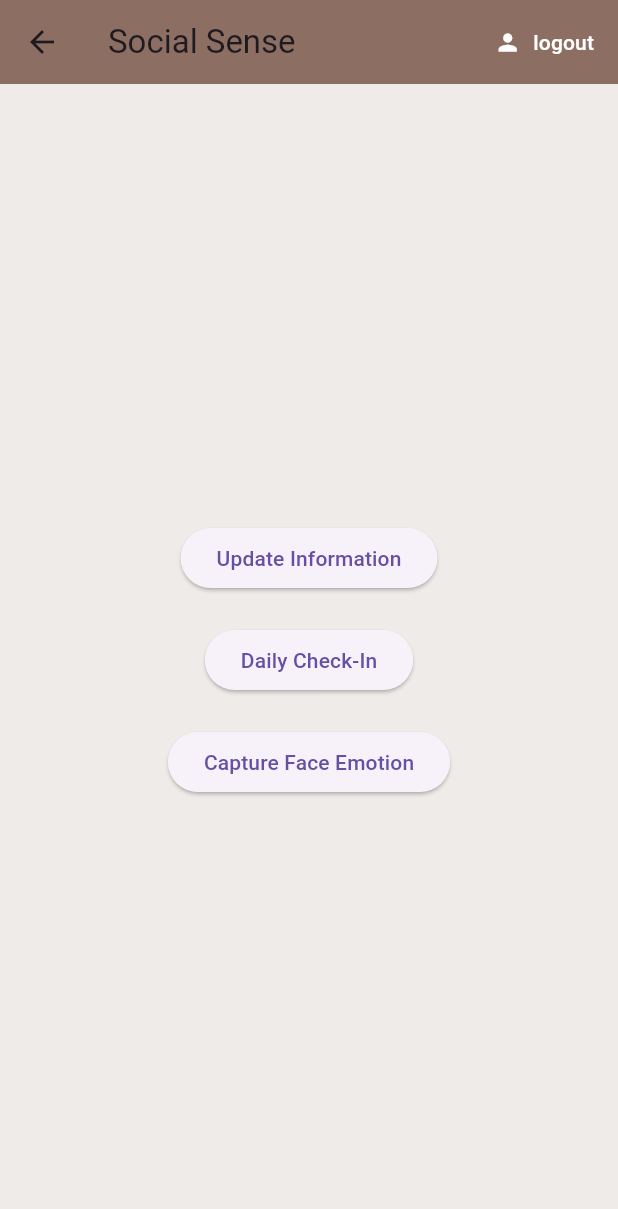
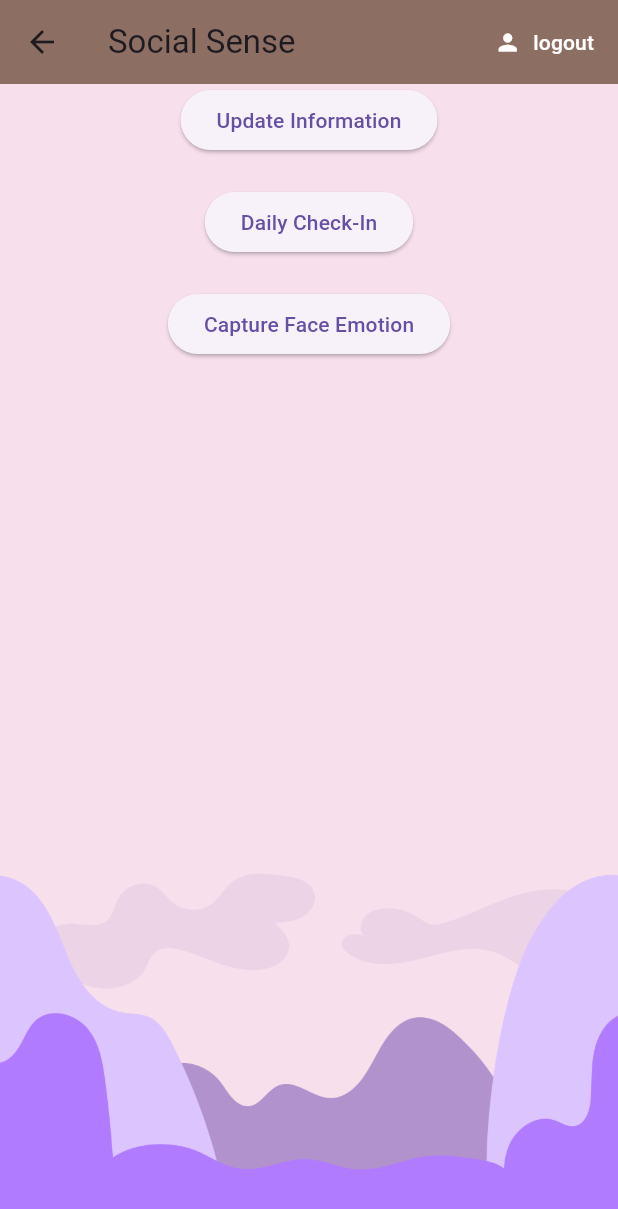
Before and after one commit to rdiorio/SeniorDesignProject, a Flutter app: the Home screen opened directly with empty values, on a phone screen of 412 x 824 dp. Shown: the top 1209 px of the screen. Run offline on Flutter 3.47's test engine with Material 3 defaults, Android fonts, the light colour scheme and no system bars; our stand-ins replace camera, cloud_firestore, firebase_auth, firebase_core, flutter_spinkit; accounts and stored records are empty.

Commit message:
home screen added, also test if making this new branch worked, and added assets folder

```diff
--- a/social_sense/lib/screens/home/home.dart
+++ b/social_sense/lib/screens/home/home.dart
@@ -80,8 +80,21 @@ class Home extends StatelessWidget {
   @override
   Widget build(BuildContext context) {
     return Scaffold(
-      backgroundColor: Colors.brown[50],
-      appBar: AppBar(
+      body: Stack(
+        children: [
+          // Background image
+          Container(
+            decoration: BoxDecoration(
+              image: DecorationImage(
+                image: AssetImage('assets/Brando_Aminals-05.png'), // Path to your image
+                fit: BoxFit.cover,
+              ),
+            ),
+          ),
+          // Foreground content
+          Column(
+            children: [
+              AppBar(
                 title: Text('Social Sense'),
                 backgroundColor: Colors.brown[400],
                 elevation: 0.0,
@@ -98,7 +111,7 @@ class Home extends StatelessWidget {
                   ),
                 ],
               ),
-      body: Center(
+              Center(
                 child: Column(
                   mainAxisAlignment: MainAxisAlignment.center,
                   children: [
@@ -141,6 +154,10 @@ class Home extends StatelessWidget {
                   ],
                 ),
               ),
+            ],
+          ),
+        ],
+      ),
     );
   }
 }
--- a/social_sense/pubspec.yaml
+++ b/social_sense/pubspec.yaml
@@ -68,9 +68,8 @@ flutter:
   uses-material-design: true
 
   # To add assets to your application, add an assets section, like this:
-  # assets:
-  #   - images/a_dot_burr.jpeg
-  #   - images/a_dot_ham.jpeg
+  assets:
+    - assets/Brando_Aminals-05.png
 
   # An image asset can refer to one or more resolution-specific "variants", see
   # https://flutter.dev/to/resolution-aware-images
```
Also changed, not shown: social_sense/assets/Brando_Aminals-01.png (added), social_sense/assets/Brando_Aminals-02.png (added), social_sense/assets/Brando_Aminals-03.png (added), social_sense/assets/Brando_Aminals-05.png (added), social_sense/assets/Brando_Aminals-06.png (added), social_sense/assets/Brando_Aminals-07.png (added), social_sense/assets/Brando_Aminals-08.png (added), social_sense/assets/Brando_Aminals-09.png (added), social_sense/assets/Brando_Aminals-10.png (added), social_sense/assets/Brando_Aminals-11.png (added), social_sense/assets/Brando_Aminals-12.png (added), social_sense/lib/main.dart (line endings or trailing spaces), social_sense/pubspec.lock. Lines whose indentation alone changed are shown as unchanged.
